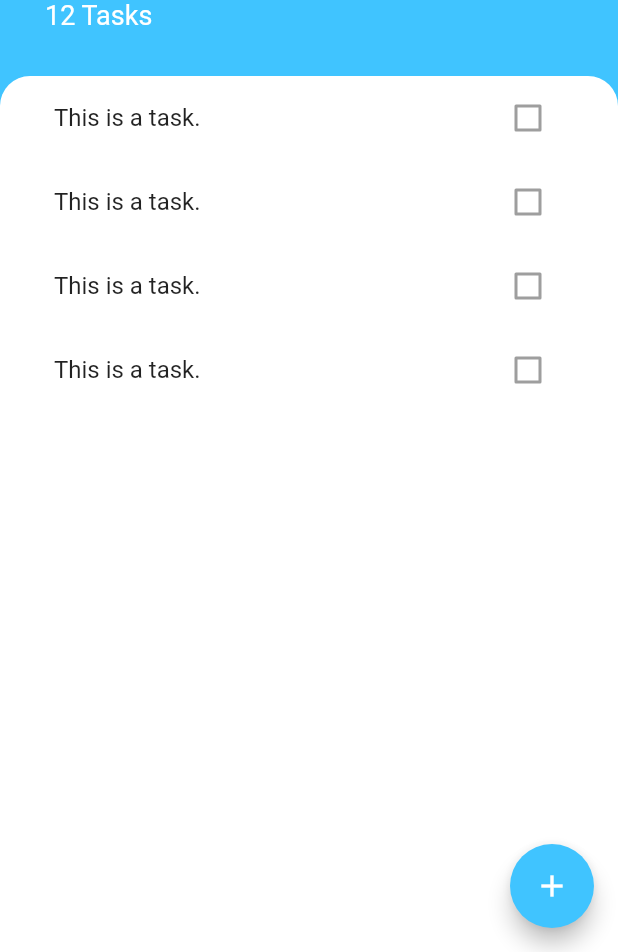
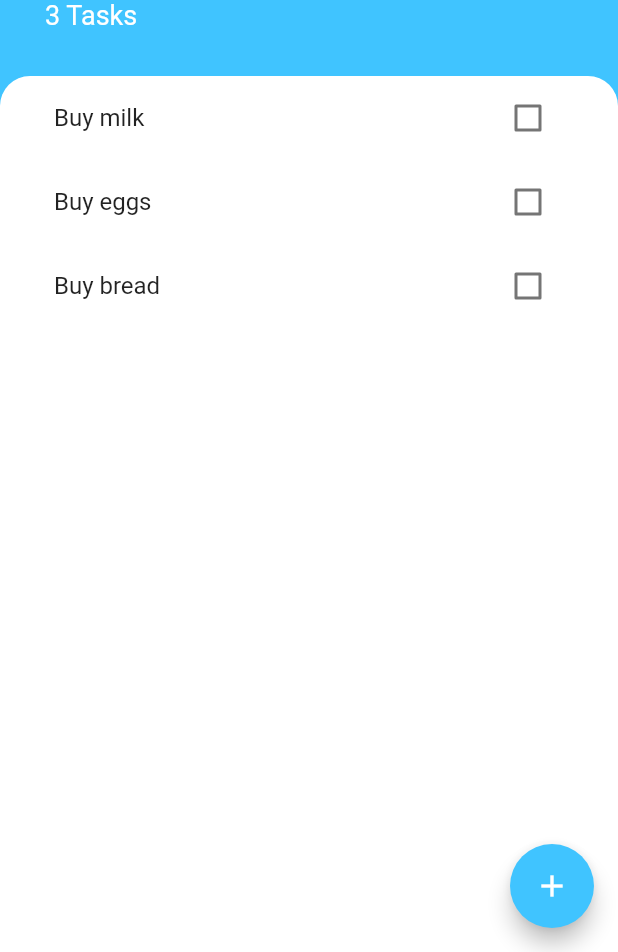
Before and after one commit to kbharat1307/todoey_flutter, a Flutter app: the screen it shows after launch, on a phone screen of 412 x 824 dp, the part 284-1236 px from its top. Run offline on Flutter 3.47's test engine with Material 2 defaults, Android fonts, the phone set to English and light mode, and no system bars.

Commit message:
App Completed with Provider Package. Read, Add, Tick, Delete Tasks functionality added.

```diff
--- a/lib/main.dart
+++ b/lib/main.dart
@@ -1,4 +1,6 @@
 import 'package:flutter/material.dart';
+import 'package:provider/provider.dart';
+import 'package:todoeyflutter/model/task_data.dart';
 import 'package:todoeyflutter/screens/tasks_screen.dart';
 
 void main() {
@@ -8,8 +10,11 @@ void main() {
 class MyApp extends StatelessWidget {
   @override
   Widget build(BuildContext context) {
-    return MaterialApp(
-      home: TasksScreen(),
+    return ChangeNotifierProvider(
+      create: (context) => TaskData(),
+      child: MaterialApp(
+        home: TasksScreen(),
+      ),
     );
   }
 }
--- /dev/null
+++ b/lib/model/task.dart
@@ -0,0 +1,10 @@
+class Task {
+  final String name;
+  bool isDone;
+
+  Task({this.name, this.isDone = false});
+
+  void toggleDone() {
+    isDone = !isDone;
+  }
+}
--- /dev/null
+++ b/lib/model/task_data.dart
@@ -0,0 +1,34 @@
+import 'package:flutter/foundation.dart';
+import 'package:todoeyflutter/model/task.dart';
+import 'dart:collection';
+
+class TaskData extends ChangeNotifier {
+  List<Task> _tasks = [
+    Task(name: 'Buy milk'),
+    Task(name: 'Buy eggs'),
+    Task(name: 'Buy bread'),
+  ];
+  UnmodifiableListView<Task> get tasks {
+    return UnmodifiableListView(_tasks);
+  }
+
+  int get taskCount {
+    return _tasks.length;
+  }
+
+  void addTask(String newTaskTitle) {
+    final task = Task(name: newTaskTitle);
+    _tasks.add(task);
+    notifyListeners();
+  }
+
+  void updateTask(Task task) {
+    task.toggleDone();
+    notifyListeners();
+  }
+
+  void deleteTask(Task task) {
+    _tasks.remove(task);
+    notifyListeners();
+  }
+}
--- a/lib/screens/tasks_screen.dart
+++ b/lib/screens/tasks_screen.dart
@@ -1,7 +1,10 @@
 import 'package:flutter/cupertino.dart';
 import 'package:flutter/material.dart';
+import 'package:todoeyflutter/model/task_data.dart';
 import 'package:todoeyflutter/widgets/tasks_list.dart';
 import 'package:todoeyflutter/screens/add_task_screen.dart';
+
+import 'package:provider/provider.dart';
 
 class TasksScreen extends StatelessWidget {
   @override
@@ -14,14 +17,7 @@ class TasksScreen extends StatelessWidget {
         onPressed: () {
           showModalBottomSheet(
             context: context,
-            isScrollControlled: true,
-            builder: (context) => SingleChildScrollView(
-              child: Container(
-                padding: EdgeInsets.only(
-                    bottom: MediaQuery.of(context).viewInsets.bottom),
-                child: AddTaskScreen(),
-              ),
-            ),
+            builder: (context) => AddTaskScreen(),
           );
         },
       ),
@@ -54,7 +50,9 @@ class TasksScreen extends StatelessWidget {
                   ),
                 ),
                 Text(
-                  '12 Tasks',
+                  '${Provider.of<TaskData>(
+                    context,
+                  ).taskCount} Tasks',
                   style: TextStyle(
                     color: Colors.white,
                     fontSize: 18,
--- a/lib/widgets/task_tile.dart
+++ b/lib/widgets/task_tile.dart
@@ -1,13 +1,30 @@
 import 'package:flutter/material.dart';
 
 class TaskTile extends StatelessWidget {
+  final bool isChecked;
+  final String taskTitle;
+  final Function checkboxCallback;
+  final Function longPressCallback;
+  TaskTile(
+      {this.isChecked,
+      this.taskTitle,
+      this.checkboxCallback,
+      this.longPressCallback});
+
   @override
   Widget build(BuildContext context) {
     return ListTile(
-      title: Text('This is a task.'),
+      onLongPress: longPressCallback,
+      title: Text(
+        taskTitle,
+        style: TextStyle(
+          decoration: isChecked ? TextDecoration.lineThrough : null,
+        ),
+      ),
       trailing: Checkbox(
-        value: false,
-        onChanged: null,
+        activeColor: Colors.lightBlueAccent,
+        value: isChecked,
+        onChanged: checkboxCallback,
       ),
     );
   }
--- a/lib/widgets/tasks_list.dart
+++ b/lib/widgets/tasks_list.dart
@@ -1,16 +1,30 @@
 import 'package:flutter/material.dart';
 import 'task_tile.dart';
+import 'package:provider/provider.dart';
+import 'package:todoeyflutter/model/task_data.dart';
 
 class TasksList extends StatelessWidget {
   @override
   Widget build(BuildContext context) {
-    return ListView(
-      children: <Widget>[
-        TaskTile(),
-        TaskTile(),
-        TaskTile(),
-        TaskTile(),
-      ],
+    return Consumer<TaskData>(
+      builder: (context, taskData, child) {
+        return ListView.builder(
+          itemBuilder: (context, index) {
+            final task = taskData.tasks[index];
+            return TaskTile(
+              taskTitle: task.name,
+              isChecked: task.isDone,
+              checkboxCallback: (checkboxState) {
+                taskData.updateTask((task));
+              },
+              longPressCallback: () {
+                taskData.deleteTask(task);
+              },
+            );
+          },
+          itemCount: taskData.taskCount,
+        );
+      },
     );
   }
 }
--- a/pubspec.yaml
+++ b/pubspec.yaml
@@ -28,6 +28,8 @@ dependencies:
   # The following adds the Cupertino Icons font to your application.
   # Use with the CupertinoIcons class for iOS style icons.
   cupertino_icons: ^0.1.3
+  provider: ^4.1.3
+
 
 dev_dependencies:
   flutter_test:
```
Also changed, not shown: lib/screens/add_task_screen.dart (+11 -1 lines), pubspec.lock.
